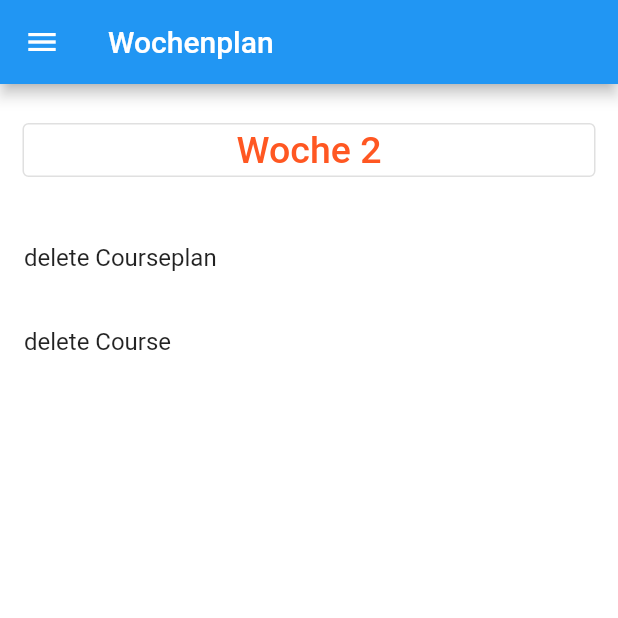
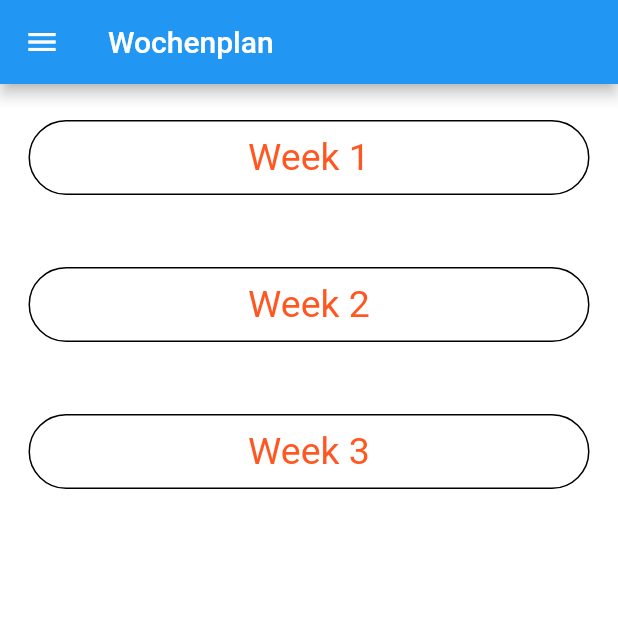
Before and after one commit to Jannes-dev/pruefungsleistung2, a Flutter app: the HomePage screen opened directly, on a phone screen of 412 x 824 dp, the top half of it. Run offline on Flutter 3.47's test engine with Material 2 defaults, Android fonts, the phone set to English and light mode, and no system bars.

Commit message:
Wochenplan gefixed

```diff
--- a/lib/behavior/coursePlanSystem.dart
+++ b/lib/behavior/coursePlanSystem.dart
@@ -4,17 +4,20 @@ import 'package:pruefungsleistung/structure/goal.dart';
 
 class CoursePlanSystem{
 
-  static CoursePlanSystem _coursePlanSystem = new CoursePlanSystem();
+  static CoursePlanSystem _coursePlanSystem = CoursePlanSystem._CoursePlanSystem();
 
   static Map<int, Course> _courses = {};
   static Map<int, CoursePlan> _coursePlans = {};
 
-  _CoursePlanSystem() {
+  CoursePlanSystem._CoursePlanSystem() {
+    addCoursePlan(1);
+    addCoursePlan(2);
+    addCoursePlan(3);
   }
 
   static CoursePlanSystem createCoursePlanSystem(){
     if(_coursePlanSystem == null){
-      _coursePlanSystem = new CoursePlanSystem();
+      _coursePlanSystem = CoursePlanSystem._CoursePlanSystem();
     }
     return _coursePlanSystem;
   }
--- a/lib/view/HomePage.dart
+++ b/lib/view/HomePage.dart
@@ -77,63 +77,40 @@ class HomePage extends StatelessWidget {
         body: ListView(
           padding: EdgeInsets.zero,
           children: <Widget>[
-            for(var i = 1; i < coursePlanSystem.getCoursePlans().length; i++) Padding(
+            for(var i = 1; i <= coursePlanSystem.getCoursePlans().length; i++)
+                  Padding(
                   padding: EdgeInsets.symmetric(horizontal: 15, vertical: 20),
-                  child: Container(
-                    child: OutlinedButton(
-                      onPressed: () {  },
+                  child: Card(
+                    elevation: 0,
+                    shape: RoundedRectangleBorder(
+                      borderRadius: BorderRadius.circular(32),
+                      side: BorderSide(
+                        color: Colors.black,
+                      ),
+                    ),
+                    child: InkWell(
+                      splashColor: Colors.lightBlueAccent.withAlpha(30),
+                      onTap: () {
+                        Navigator.push(
+                            context,
+                            MaterialPageRoute(builder: (_) => DeleteCourse()));
+                      },
+                      child: SizedBox(
+                        width: 200,
+                        height: 50,
+                        child:Center(
                           child: Text(
-                        'Woche $i',
+                            'Week $i',
                             textAlign: TextAlign.center,
                             style: TextStyle(
                               color: Colors.deepOrange,
                               fontSize: 25,
                             ),
                           ),
-
+                        ),
+                      ),
                     ),
                   )
-              ),
-
-
-            Padding(
-                padding: EdgeInsets.symmetric(horizontal: 15, vertical: 20, ),
-                child: Container(
-                  child: OutlinedButton(
-                    style: ButtonStyle(
-
-
-                    ),
-                    onPressed: () {  },
-                    child: Text(
-                      'Woche 2',
-                      textAlign: TextAlign.center,
-                      style: TextStyle(
-                        color: Colors.deepOrange,
-                        fontSize: 25,
-                      ),
-                    ),
-
-                  ),
-                )
-            ),
-            ListTile(
-              title: const Text('delete Courseplan'),
-              onTap: (){
-                Navigator.pop(
-                    context,
-                    MaterialPageRoute(builder: (_) => DeleteCoursePlan())
-                );
-              },
-            ),
-            ListTile(
-              title: const Text('delete Course'),
-              onTap: (){
-                Navigator.pop(
-                    context,
-                    MaterialPageRoute(builder: (_) => DeleteCourse())
-                );
-              },
                 ),
           ],
 
```
Lines whose indentation alone changed are shown as unchanged.
